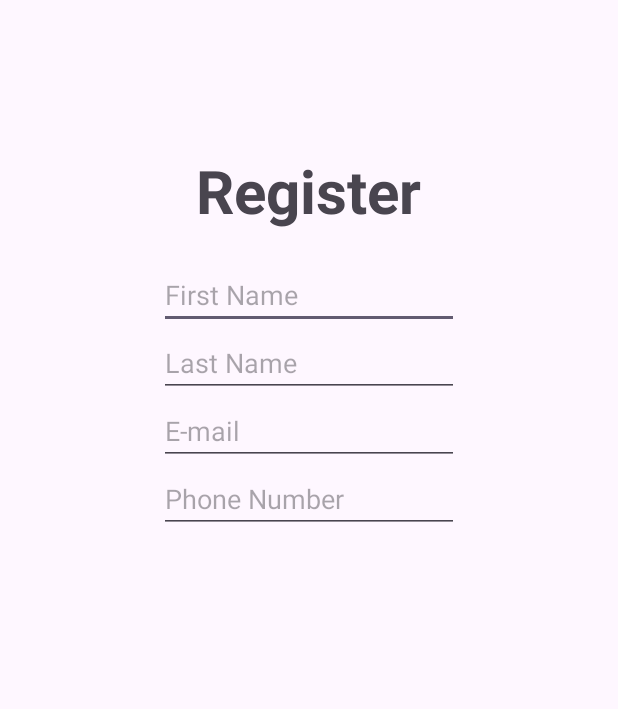
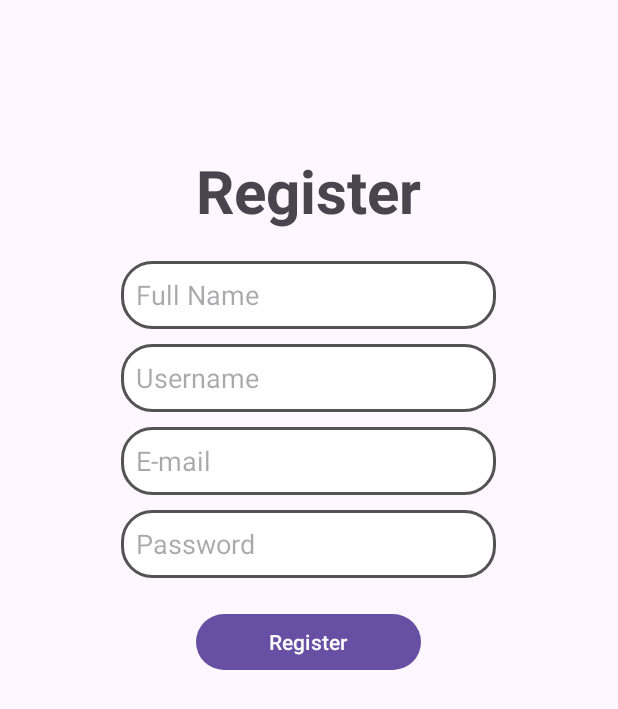
Before and after one commit to reyanshgupta/Cartor, an Android app: the RegisterPage screen opened directly, with no data from a screen before it, on a phone screen of 412 x 824 dp. Shown: the top 709 px of the screen. Run offline under Robolectric (Android 15) with nearby library versions, the phone set to English and light mode, and no system bars; our stand-ins replace Firebase (no records; nobody signed in at launch, a user with empty details on screens opened directly).

Commit message:
user db
users can register and login

```diff
--- a/app/build.gradle
+++ b/app/build.gradle
@@ -1,5 +1,6 @@
 plugins {
     id 'com.android.application'
+    id 'com.google.gms.google-services'
 }
 
 android {
@@ -33,6 +34,7 @@ dependencies {
     implementation 'androidx.appcompat:appcompat:1.6.1'
     implementation 'com.google.android.material:material:1.5.0'
     implementation 'androidx.constraintlayout:constraintlayout:2.1.4'
+    implementation 'com.google.firebase:firebase-database-ktx:20.2.2'
     testImplementation 'junit:junit:4.13.2'
     androidTestImplementation 'androidx.test.ext:junit:1.1.5'
     androidTestImplementation 'androidx.test.espresso:espresso-core:3.5.1'
--- a/app/src/main/java/com/example/cartor/RegisterPage.java
+++ b/app/src/main/java/com/example/cartor/RegisterPage.java
@@ -2,13 +2,24 @@ package com.example.cartor;
 
 import androidx.appcompat.app.AppCompatActivity;
 
+import android.content.Intent;
 import android.os.Bundle;
 import android.view.View;
 import android.view.WindowManager;
+import android.widget.Button;
 import android.widget.EditText;
 import android.widget.TextView;
+import android.widget.Toast;
+
+import com.google.firebase.database.DatabaseReference;
+import com.google.firebase.database.FirebaseDatabase;
 
 public class RegisterPage extends AppCompatActivity {
+
+    EditText registerfull, registeruser, registeremail, registerpass;
+    Button registerbutton;
+    FirebaseDatabase database;
+    DatabaseReference reference;
 
     @Override
     protected void onCreate(Bundle savedInstanceState) {
@@ -16,6 +27,33 @@ public class RegisterPage extends AppCompatActivity {
         getWindow().setFlags(WindowManager.LayoutParams.FLAG_LAYOUT_NO_LIMITS,WindowManager.LayoutParams.FLAG_LAYOUT_NO_LIMITS);
         setContentView(R.layout.activity_register_page);
 
+        registerfull = findViewById(R.id.registerfull);
+        registeruser = findViewById(R.id.registeruser);
+        registeremail = findViewById(R.id.registeremail);
+        registerpass = findViewById(R.id.registerpass);
+        registerbutton = findViewById(R.id.registerbutton);
+
+        registerbutton.setOnClickListener(new View.OnClickListener() {
+            @Override
+            public void onClick(View view) {
+                database = FirebaseDatabase.getInstance();
+                reference = database.getReference("users");
+
+                String name = registerfull.getText().toString();
+                String user = registeruser.getText().toString();
+                String email = registeremail.getText().toString();
+                String pass = registerpass.getText().toString();
+
+                HelperClass helperClass = new HelperClass(name, user, email, pass);
+                reference.child(user).setValue(helperClass);
+
+                Toast.makeText(RegisterPage.this, "You have signed up successfully!", Toast.LENGTH_SHORT).show();
+                Intent intent = new Intent(RegisterPage.this, MainActivity.class);
+                startActivity(intent);
+            }
+        });
+
+
     }
 
 }
--- /dev/null
+++ b/app/src/main/res/drawable/user_input.xml
@@ -0,0 +1,13 @@
+<?xml version="1.0" encoding="utf-8"?>
+<selector xmlns:android="http://schemas.android.com/apk/res/android">
+    <item>
+        <shape android:shape="rectangle">
+            <solid android:color="#ffffff"/>
+            <corners android:radius="20dp"/>
+
+            <stroke
+                android:width="2dp"
+                android:color="#535353"/>
+        </shape>
+    </item>
+</selector>
--- a/app/src/main/res/layout/activity_register_page.xml
+++ b/app/src/main/res/layout/activity_register_page.xml
@@ -18,38 +18,57 @@
         android:textStyle="bold" />
 
     <EditText
-        android:id="@+id/registerfname"
-        android:layout_width="200dp"
+        android:id="@+id/registerfull"
+        android:layout_width="250dp"
         android:layout_height="45dp"
         android:layout_below="@id/registertv"
         android:layout_centerHorizontal="true"
         android:layout_marginTop="20dp"
-        android:hint="First Name"
-        android:outlineProvider="none" />
+        android:hint="Full Name"
+        android:outlineProvider="none"
+        android:background="@drawable/user_input"
+        android:padding="10dp"/>
 
     <EditText
-        android:id="@+id/registerlname"
-        android:layout_width="200dp"
+        android:id="@+id/registeruser"
+        android:layout_width="250dp"
         android:layout_height="45dp"
-        android:layout_below="@id/registerfname"
+        android:layout_below="@id/registerfull"
         android:layout_centerHorizontal="true"
-        android:hint="Last Name" />
+        android:hint="Username"
+        android:background="@drawable/user_input"
+        android:padding="10dp"
+        android:layout_marginTop="10dp"/>
 
     <EditText
-        android:id="@+id/registermail"
-        android:layout_width="200dp"
+        android:id="@+id/registeremail"
+        android:layout_width="250dp"
         android:layout_height="45dp"
-        android:layout_below="@id/registerlname"
+        android:layout_below="@id/registeruser"
         android:layout_centerHorizontal="true"
-        android:hint="E-mail" />
+        android:hint="E-mail"
+        android:background="@drawable/user_input"
+        android:padding="10dp"
+        android:layout_marginTop="10dp"/>
 
     <EditText
-        android:id="@+id/registerphone"
-        android:layout_width="200dp"
+        android:id="@+id/registerpass"
+        android:layout_width="250dp"
         android:layout_height="45dp"
-        android:layout_below="@id/registermail"
+        android:layout_below="@id/registeremail"
         android:layout_centerHorizontal="true"
-        android:hint="Phone Number" />
+        android:hint="Password"
+        android:background="@drawable/user_input"
+        android:padding="10dp"
+        android:layout_marginTop="10dp"/>
 
+    <Button
+        android:layout_width="150dp"
+        android:layout_height="45dp"
+        android:id="@+id/registerbutton"
+        android:text="Register"
+        android:layout_below="@id/registerpass"
+        android:layout_marginTop="20dp"
+        android:layout_centerHorizontal="true"/>
 
 </RelativeLayout>
--- a/build.gradle
+++ b/build.gradle
@@ -1,4 +1,8 @@
-// Top-level build file where you can add configuration options common to all sub-projects/modules.
+buildscript {
+    dependencies {
+        classpath 'com.google.gms:google-services:4.4.0'
+    }
+}// Top-level build file where you can add configuration options common to all sub-projects/modules.
 plugins {
     id 'com.android.application' version '8.1.0' apply false
     id 'com.android.library' version '8.1.0' apply false
```
Also changed, not shown: app/src/main/java/com/example/cartor/HelperClass.java (added, +47 -0 lines), app/src/main/java/com/example/cartor/MainActivity.java (+88 -3 lines), app/src/main/res/layout/activity_main.xml (+10 -5 lines), 1 other file.
